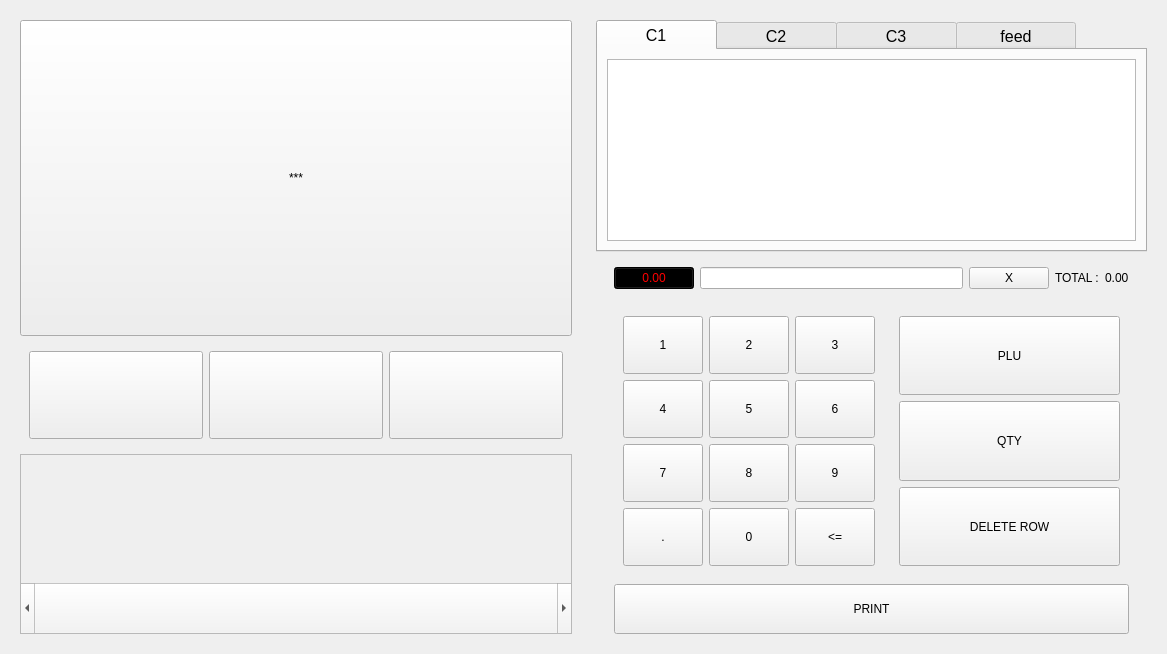
Old version of the form common_support/ui/UI.ui in the repository fazalfzl/choice.
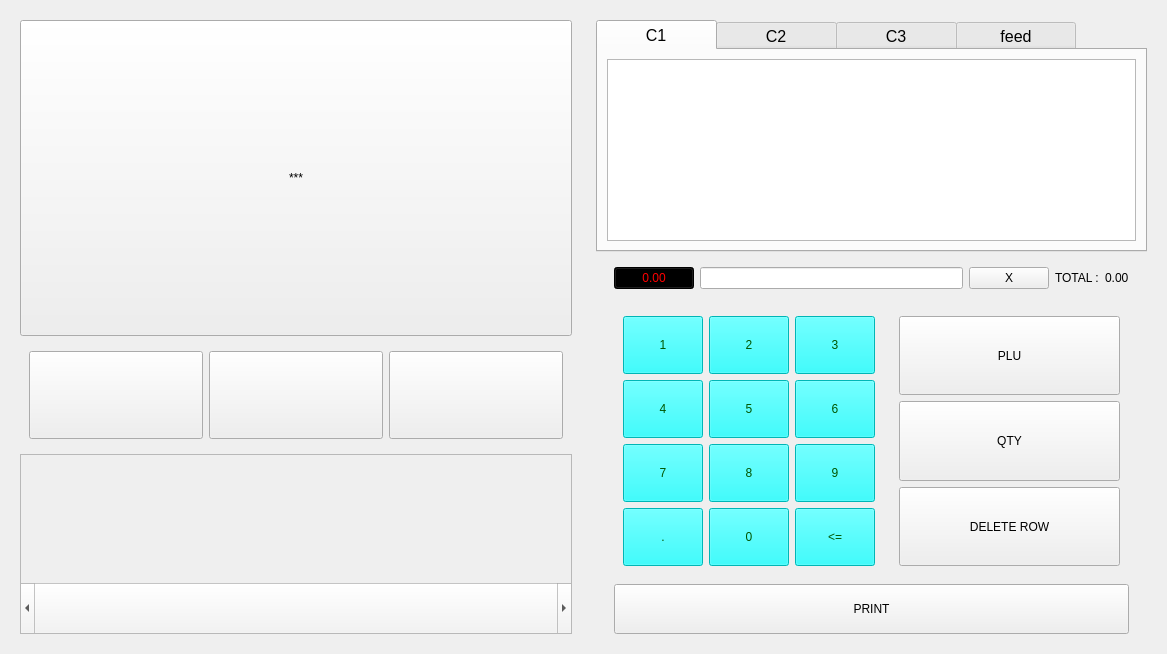
New version of the form.

The edit to the form file:
```diff
--- a/common_support/ui/UI.ui
+++ b/common_support/ui/UI.ui
@@ -240,7 +240,12 @@
             <item row="1" column="0">
              <widget class="QWidget" name="widget_7" native="true">
               <property name="styleSheet">
-               <string notr="true">QPushButton {    width: 50px; height: 50px;}</string>
+               <string notr="true">QPushButton {    width: 50px; height: 50px;
+background-color: rgb(0, 255, 255);
+color: rgb(0, 85, 0);
+	font: 75 24pt &quot;MS Shell Dlg 2&quot;;
+}
+</string>
               </property>
               <layout class="QGridLayout" name="gridLayout_11">
                <item row="0" column="0">
```
